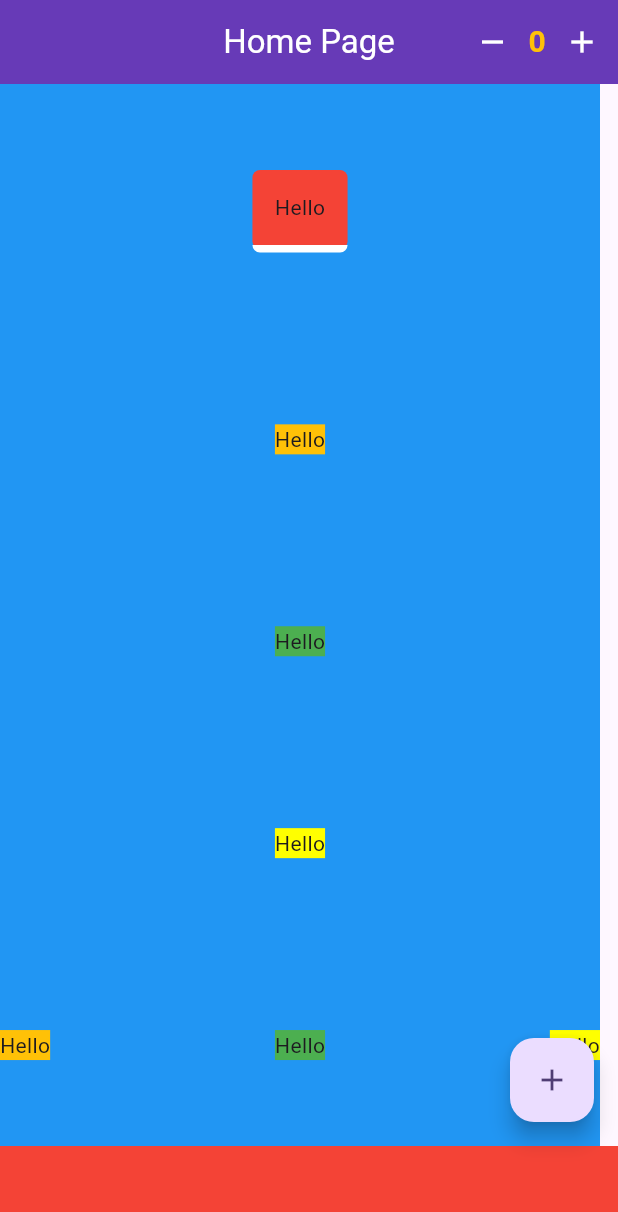
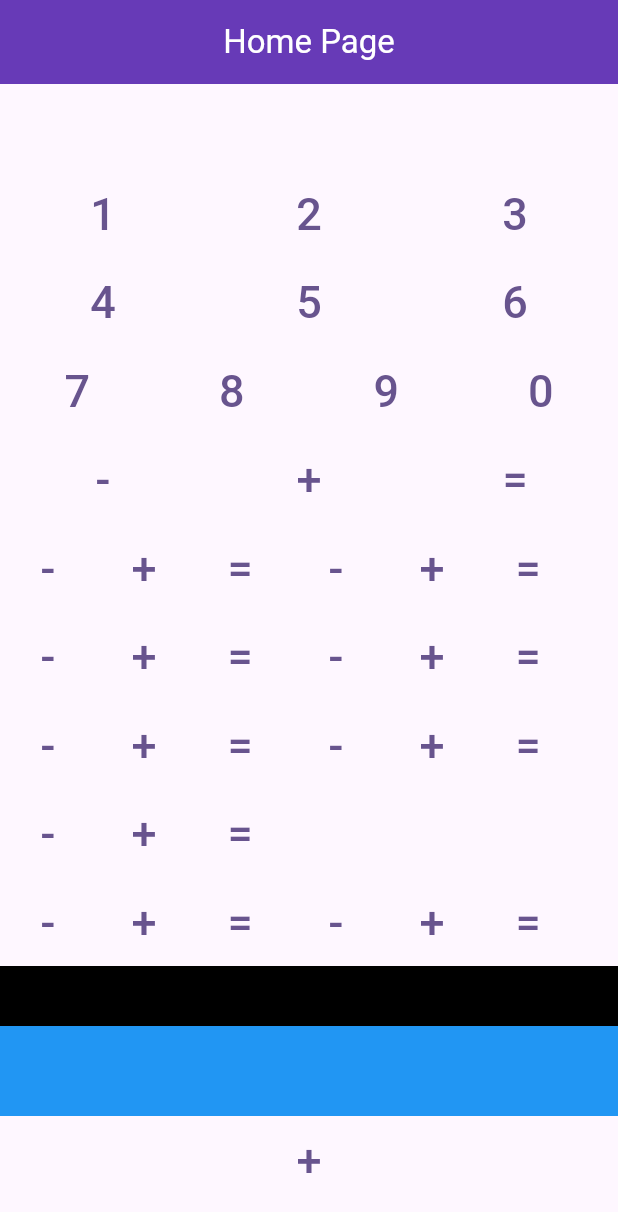
Before and after one commit to AboodAyyash/flutter_sep, a Flutter app: the screen it shows after launch, on a phone screen of 412 x 824 dp. Shown: the top 1212 px of the screen. Run offline on Flutter 3.47's test engine with Material 3 defaults, Android fonts, the phone set to English and light mode, and no system bars.

Commit message:
5-11-2024

```diff
--- a/lib/main.dart
+++ b/lib/main.dart
@@ -32,15 +32,11 @@ class MyHomePage extends StatefulWidget {
 }
 
 class _MyHomePageState extends State<MyHomePage> {
-  int _counter = 0;
-  int counter = 0;
-  void _incrementCounter() {
-    setState(() {
-      _counter++;
-    });
-  }
-
-  String s1 = "Hello";
+  String result = '';
+  String num1 = '';
+  String num2 = '';
+  String op = '';
+  String display = '';
 
   @override
   Widget build(BuildContext context) {
@@ -48,145 +44,210 @@ class _MyHomePageState extends State<MyHomePage> {
       appBar: AppBar(
         centerTitle: true,
         foregroundColor: Colors.white,
-        actions: [
-          IconButton(
-            onPressed: () {
-              if (counter == 0) {
-                return;
-              }
-              setState(() {
-                counter--;
-              });
-            },
-            icon: Icon(Icons.remove),
+        actions: [],
+        title: Text("Home Page"),
       ),
-          Text(
-            counter.toString(),
-            style: TextStyle(
-                fontSize: 20, fontWeight: FontWeight.bold, color: Colors.amber),
+      body: ListView(
+        /*  Column(
+        mainAxisAlignment: MainAxisAlignment.end, */
+        children: [
+          Row(
+            mainAxisAlignment: MainAxisAlignment.center,
+            children: [
+              Container(
+                child: Text(
+                  "$display",
+                  style: TextStyle(fontSize: 40),
                 ),
-          IconButton(
-            onPressed: () {
-              setState(() {
-                counter++;
-              });
-            },
-            icon: Icon(Icons.add),
+              ),
+            ],
+          ),
+          Row(
+            mainAxisAlignment: MainAxisAlignment.spaceAround,
+            children: [
+              button(title: '1'),
+              button(title: '2'),
+              button(title: '3'),
+            ],
+          ),
+          Row(
+            mainAxisAlignment: MainAxisAlignment.spaceAround,
+            children: [
+              button(title: '4'),
+              button(title: '5'),
+              button(title: '6'),
+            ],
+          ),
+          Row(
+            mainAxisAlignment: MainAxisAlignment.spaceAround,
+            children: [
+              button(title: '7'),
+              button(title: '8'),
+              button(title: '9'),
+              button(title: '0'),
+            ],
+          ),
+          Row(
+            mainAxisAlignment: MainAxisAlignment.spaceAround,
+            children: [
+              button(title: '-'),
+              button(title: '+'),
+              button(title: '='),
+            ],
           ),
 
-          /*  IconButton(
-            onPressed: () {
-              setState(() {
-                print(s1);
-                if (s1 == "Hello")
-                  s1 = "Hi";
-                else
-                  s1 = "Hello";
-                print(s1);
-              });
-            },
-            icon: Icon(Icons.settings),
+          // Calculator end
+          Wrap(
+            children: [
+              button(title: '-'),
+              button(title: '+'),
+              button(title: '='),
+              button(title: '-'),
+              button(title: '+'),
+              button(title: '='),
+              button(title: '-'),
+              button(title: '+'),
+              button(title: '='),
+              button(title: '-'),
+              button(title: '+'),
+              button(title: '='),
+              button(title: '-'),
+              button(title: '+'),
+              button(title: '='),
+              button(title: '-'),
+              button(title: '+'),
+              button(title: '='),
+              button(title: '-'),
+              button(title: '+'),
+              button(title: '='),
+            ],
           ),
-          InkWell(
-            onLongPress: () {
-              print("Click Long");
-            },
-            onTap: () {
-              print("Click");
-            },
-            child: Container(
-              alignment: Alignment.center,
-              color: Colors.red,
-              width: 60,
-              child: Text(
-                s1,
-                style: TextStyle(
-                  fontSize: 16,
-                  fontWeight: FontWeight.bold,
-                  color: Colors.amber
+          SingleChildScrollView(
+            scrollDirection: Axis.horizontal,
+            child: Row(
+              children: [
+                button(title: '-'),
+                button(title: '+'),
+                button(title: '='),
+                button(title: '-'),
+                button(title: '+'),
+                button(title: '='),
+                button(title: '-'),
+                button(title: '+'),
+                button(title: '='),
+                button(title: '-'),
+                button(title: '+'),
+                button(title: '='),
+                button(title: '-'),
+                button(title: '+'),
+                button(title: '='),
+                button(title: '-'),
+                button(title: '+'),
+                button(title: '='),
+                button(title: '-'),
+                button(title: '+'),
+                button(title: '='),
+              ],
             ),
           ),
-            ),
-          ), */
 
-          /*   InkResponse(
-
-            onTap: () {
-              print("Click");
-            },
-            child: Text("Hello"),
-          ), */
-
-          /*  GestureDetector(
-
-            onTap: () {
-              print("Click");
-            },
-            child: Text("Hello"),
-          ), */
-        ],
-        title: Text("Home Page"),
-      ),
-      body: Container(
-        color: Colors.blue,
-        width: 400,
+          Container(
+            height: 100,
             child: Column(
-          mainAxisAlignment: MainAxisAlignment.spaceAround,
               children: [
-            Container(
-              padding: EdgeInsets.all(15),
-              decoration: BoxDecoration(
-                color: Colors.red,
-                borderRadius: BorderRadius.circular(5),
-                border: Border(
-                  bottom: BorderSide(
-                    color: Colors.white,
-                    width: 5,
+                Expanded(
+                  flex: 4,
+                  child: Container(
+                    color: Colors.black,
                   ),
                 ),
+                Expanded(
+                  flex: 6,
+                  child: Container(
+                    color: Colors.blue,
                   ),
-              child: Text("Hello"),
+                ),
+              ],
+            ),
           ),
           Container(
-              color: Colors.amber,
-              child: Text("Hello"),
+            height: 100,
+            child: ListView(
+              children: [
+                button(title: '+'),
+                button(title: '='),
+                button(title: '-'),
+                button(title: '+'),
+                button(title: '='),
+              ],
             ),
-            Container(
-              color: Colors.green,
-              child: Text("Hello"),
           ),
-            Container(
-              color: Colors.yellowAccent,
-              child: Text("Hello"),
-            ),
-            Row(
-              mainAxisAlignment: MainAxisAlignment.spaceBetween,
+          ListView(
+            shrinkWrap: true,
+            physics: NeverScrollableScrollPhysics(),
             children: [
-                Container(
-                  color: Colors.amber,
-                  child: Text("Hello"),
-                ),
-                Container(
-                  color: Colors.green,
-                  child: Text("Hello"),
-                ),
-                Container(
-                  color: Colors.yellowAccent,
-                  child: Text("Hello"),
-                ),
+              button(title: '+'),
+              button(title: '='),
+              button(title: '-'),
+              button(title: '+'),
+              button(title: '='),
             ],
           ),
         ],
       ),
-      ),
-      floatingActionButton: FloatingActionButton(
-        onPressed: _incrementCounter,
-        tooltip: 'Increment',
-        child: const Icon(Icons.add),
-      ),
-      bottomNavigationBar: Container(
-        height: 60,
-        color: Colors.red,
+    );
+  }
+
+  void clear() {
+    result = '';
+    display = '';
+    num1 = '';
+    num2 = '';
+    op = '';
+  }
+
+  Widget button({title}) {
+    return TextButton(
+      onPressed: () {
+        if (result != '' && (title != '+' || title != '-' || title != '=')) {
+          clear();
+        }
+        if (title == '=') {
+          if (op == '') {
+            return;
+          }
+          if (num1 == '') {
+            clear();
+            return;
+          }
+          if (op == "+") {
+            result = (int.parse(num1) + int.parse(num2)).toString();
+          } else {
+            result = (int.parse(num1) - int.parse(num2)).toString();
+          }
+          setState(() {
+            display = result;
+          });
+        } else if (title == '+' || title == "-") {
+          op = title;
+        } else {
+          if (op == '') {
+            num1 += title;
+
+            setState(() {
+              display = num1;
+            });
+          } else if (op != '' && title != '=') {
+            num2 += title;
+            setState(() {
+              display = num2;
+            });
+          }
+        }
+      },
+      child: Text(
+        title,
+        style: TextStyle(fontSize: 30),
       ),
     );
   }
```
Lines whose indentation alone changed are shown as unchanged.
